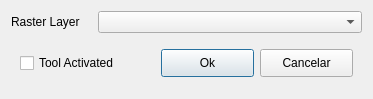
Above: ImageTools/bandToolTip.ui from dsgoficial/DsgTools before the change. Below: the same form after it.
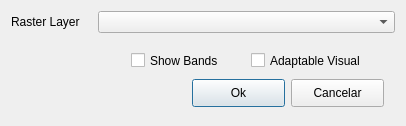
That is the form after the change.

```diff
--- a/ImageTools/bandToolTip.ui
+++ b/ImageTools/bandToolTip.ui
@@ -6,14 +6,14 @@
    <rect>
     <x>0</x>
     <y>0</y>
-    <width>373</width>
-    <height>99</height>
+    <width>403</width>
+    <height>122</height>
    </rect>
   </property>
   <property name="windowTitle">
    <string>Dialog</string>
   </property>
-  <layout class="QGridLayout" name="gridLayout_2">
+  <layout class="QGridLayout" name="gridLayout">
    <item row="0" column="0">
     <widget class="QLabel" name="label">
      <property name="minimumSize">
@@ -53,20 +53,44 @@
     <widget class="QWidget" name="widget" native="true">
      <property name="minimumSize">
       <size>
-       <width>351</width>
-       <height>48</height>
+       <width>384</width>
+       <height>76</height>
       </size>
      </property>
-     <layout class="QGridLayout" name="gridLayout">
-      <item row="0" column="0">
        <widget class="QCheckBox" name="toolCheckBox">
+      <property name="geometry">
+       <rect>
+        <x>240</x>
+        <y>10</y>
+        <width>131</width>
+        <height>23</height>
+       </rect>
+      </property>
+      <property name="minimumSize">
+       <size>
+        <width>131</width>
+        <height>23</height>
+       </size>
+      </property>
+      <property name="maximumSize">
+       <size>
+        <width>131</width>
+        <height>23</height>
+       </size>
+      </property>
         <property name="text">
-         <string>Tool Activated</string>
-        </property>
-       </widget>
-      </item>
-      <item row="0" column="1">
+       <string>Adaptable Visual</string>
+      </property>
+     </widget>
        <widget class="QPushButton" name="okPushButton">
+      <property name="geometry">
+       <rect>
+        <x>181</x>
+        <y>40</y>
+        <width>93</width>
+        <height>28</height>
+       </rect>
+      </property>
         <property name="minimumSize">
          <size>
           <width>93</width>
@@ -83,9 +107,15 @@
          <string>Ok</string>
         </property>
        </widget>
-      </item>
-      <item row="0" column="2">
        <widget class="QPushButton" name="cancelPushButton">
+      <property name="geometry">
+       <rect>
+        <x>280</x>
+        <y>40</y>
+        <width>93</width>
+        <height>28</height>
+       </rect>
+      </property>
         <property name="minimumSize">
          <size>
           <width>93</width>
@@ -102,8 +132,31 @@
          <string>Cancelar</string>
         </property>
        </widget>
-      </item>
-     </layout>
+     <widget class="QCheckBox" name="toolCheckBox_2">
+      <property name="geometry">
+       <rect>
+        <x>120</x>
+        <y>10</y>
+        <width>111</width>
+        <height>23</height>
+       </rect>
+      </property>
+      <property name="minimumSize">
+       <size>
+        <width>111</width>
+        <height>23</height>
+       </size>
+      </property>
+      <property name="maximumSize">
+       <size>
+        <width>111</width>
+        <height>23</height>
+       </size>
+      </property>
+      <property name="text">
+       <string>Show Bands</string>
+      </property>
+     </widget>
     </widget>
    </item>
   </layout>
```
Lines whose indentation alone changed are shown as unchanged.
